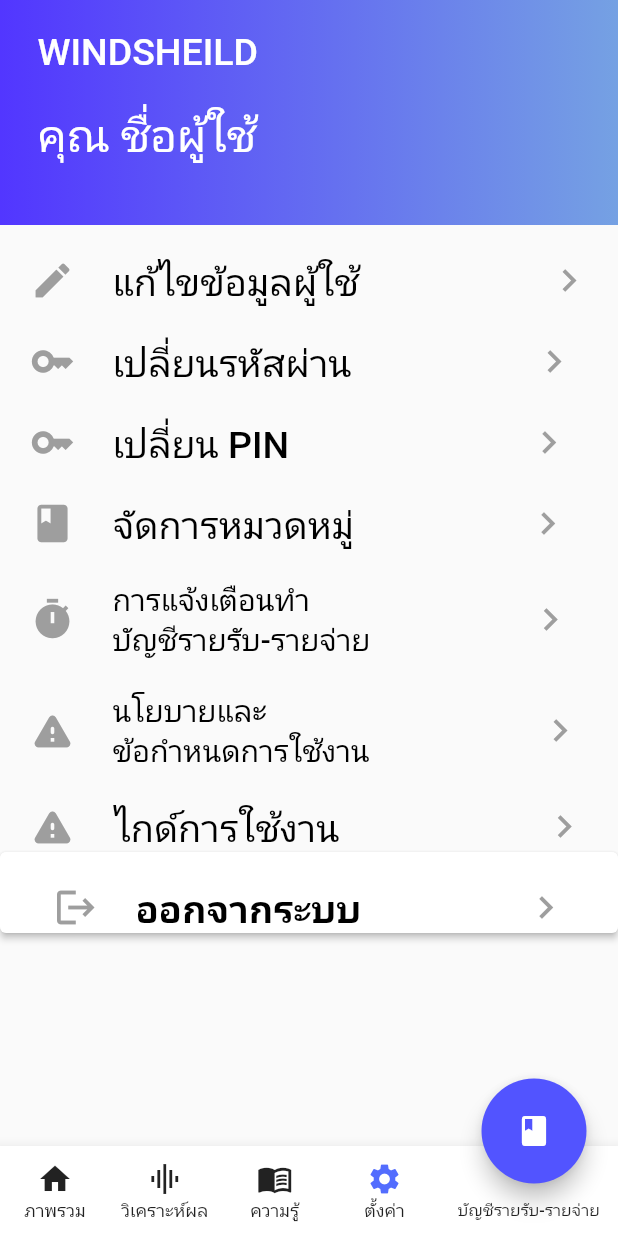
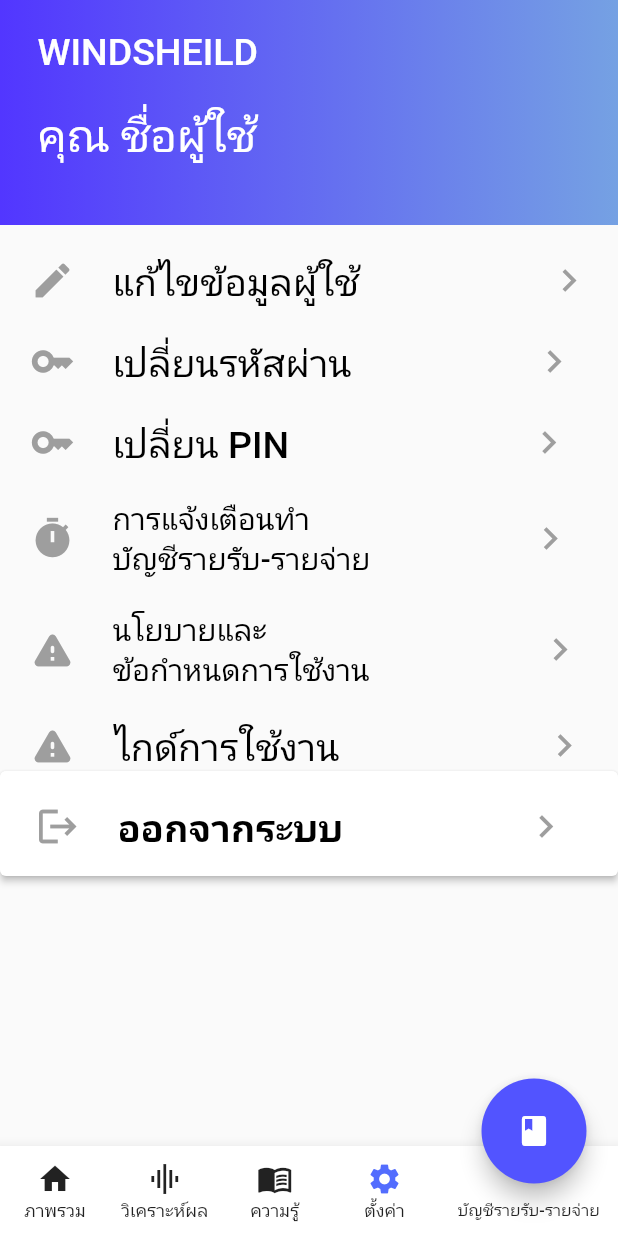
Before and after one commit to marisa418/windshield, a Flutter app: the HomePage screen opened by its route, item 4 of the bottom bar chosen, on a phone screen of 412 x 824 dp. Run offline on Flutter 3.47's test engine with Material 2 defaults, Android fonts, the phone set to English and light mode, and no system bars; drawn by our look-alikes of auto_size_text; our stand-ins replace auto_route, awesome_notifications, badges, date_picker_timeline, dio, flutter_riverpod and 9 more; missing offline and left inert: flutter_simple_calculator, jwt_decode; accounts and stored records are empty; network calls fail; Roboto replaces fonts that are missing (Kanit).

Commit message:
fix logout button ui

```diff
--- a/frontend/windshield/lib/pages/home/setting/setting_page.dart
+++ b/frontend/windshield/lib/pages/home/setting/setting_page.dart
@@ -30,7 +30,7 @@
         SettingInfo(),
         ResetPassword(),
         ResetPin(),
-        SettingCat(),
+        //SettingCat(),
         SetNotificate(),
         IssueInfo(),
         GuideInfo(),
@@ -409,13 +409,14 @@
             ),
 
       child: Container(
+        height:70,
 
         child: Column(crossAxisAlignment: CrossAxisAlignment.start, children: [
           Row(
 
             children: const [
               Padding(
-                padding: EdgeInsets.only(left: 20, top: 20),
+                padding: EdgeInsets.only(left: 8, top: 20),
                 child: const Icon(
                   Icons.logout,
                   color: Colors.grey,
@@ -433,7 +434,7 @@
                 ),
               ),
               Padding(
-                padding: EdgeInsets.only(left: 108, top: 20),
+                padding: EdgeInsets.only(left: 120, top: 20),
                 child: const Icon(
                   Icons.chevron_right_outlined,
                   color: Colors.grey,
```
